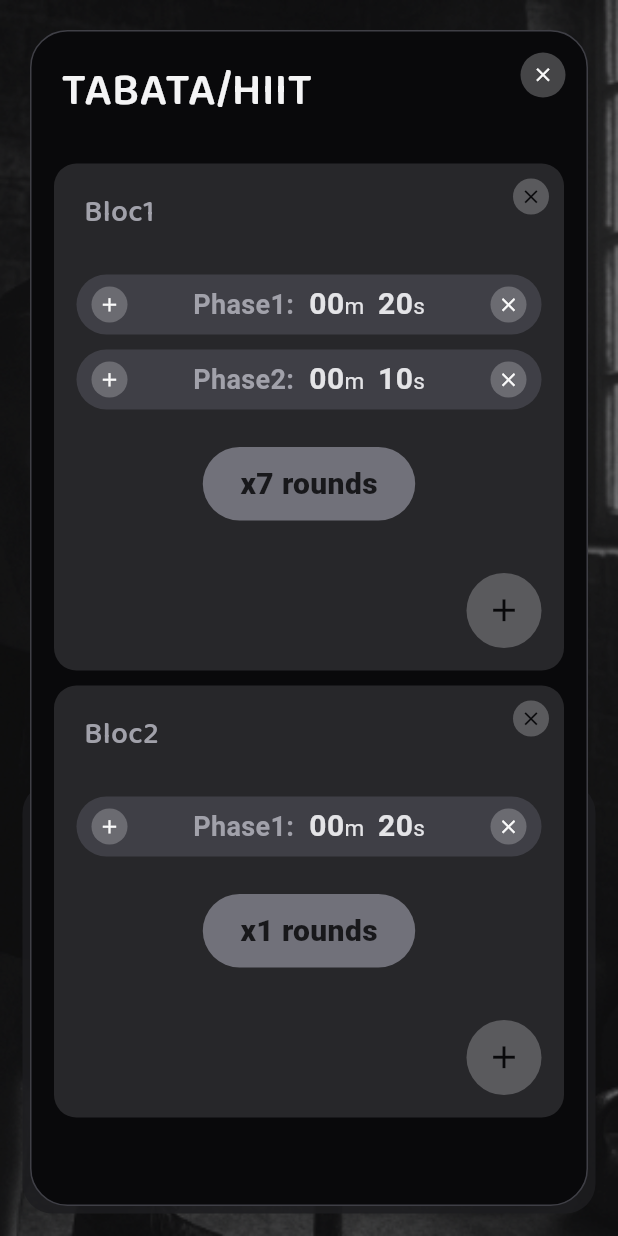
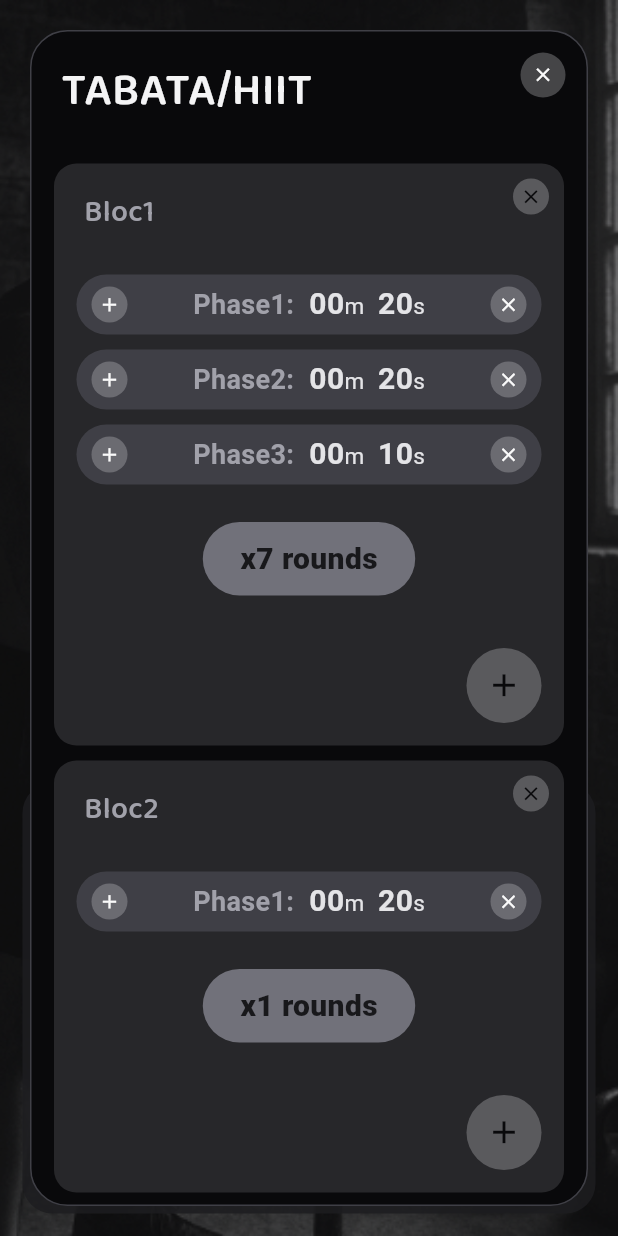
Before and after one commit to afekhar/hiitimer, a Flutter app: the screen it shows after launch, after a tap on "TABATA/HIIT", after a tap on the "add" icon, on a phone screen of 412 x 824 dp. Run offline on Flutter 3.47's test engine with Material 3 defaults, Android fonts, the phone set to English and light mode, and no system bars; our stand-ins replace audioplayers, wakelock_plus.

Commit message:
Add/remove phases

```diff
--- a/lib/main.dart
+++ b/lib/main.dart
@@ -16,7 +16,7 @@ class MyApp extends StatelessWidget {
     return MaterialApp(
       title: 'HIITimer',
       debugShowCheckedModeBanner: false,
-      theme: darkTheme,
+      theme: lightTheme,
       home: const Home(),
     );
   }
--- a/lib/timer_config_block.dart
+++ b/lib/timer_config_block.dart
@@ -1,4 +1,4 @@
-
+import 'dart:developer';
 import 'package:flutter/material.dart';
 
 import 'package:hiitimer/theme.dart';
@@ -6,11 +6,63 @@ import 'package:hiitimer/timer_config_phase.dart';
 import 'package:hiitimer/timer_config_rounds.dart';
 import 'package:hiitimer/workout_config.dart';
 
-class TimerConfigBlock extends StatelessWidget {
+class TimerConfigBlock extends StatefulWidget {
   const TimerConfigBlock({super.key, required this.index, required this.block});
 
   final int index;
   final TimerBlock block;
+
+  @override
+  State<TimerConfigBlock> createState() => _TimerConfigBlockState();
+}
+
+class _TimerConfigBlockState extends State<TimerConfigBlock> {
+  List<int> _phases = [];
+
+  @override
+  void initState() {
+    super.initState();
+
+    _phases = [...widget.block.phases];
+  }
+
+  removePhase(int index, BuildContext context) {
+    if (_phases.length > 1) {
+     setState(() {
+       _phases = _phases.asMap().entries.where((entry) => entry.key != index).map((entry) => entry.value).toList();
+     });
+    }
+    else {
+      showDialog(
+        context: context,
+        builder: (context) => AlertDialog(
+          title: const Text("Suppression impossible"),
+          content: const Text(
+            "Un bloc doit contenir au moins une phase. "
+            "Vous ne pouvez pas supprimer la dernière phase.",
+          ),
+          actions: [
+            TextButton(
+              onPressed: () => Navigator.of(context).pop(),
+              child: const Text("OK"),
+            ),
+          ],
+        ),
+      );
+    }
+  }
+
+  addPhase(int index) {
+    final phase = _phases.asMap().entries.where((entry) => entry.key == index).first.value;
+
+    setState(() {
+      _phases = [
+        ..._phases.sublist(0,index+1),
+        phase,
+        ..._phases.sublist(index+1)
+      ];
+    });
+  }
 
   @override
   Widget build(BuildContext context) {
@@ -28,7 +80,7 @@ class TimerConfigBlock extends StatelessWidget {
               Padding(
                 padding: const EdgeInsets.all(20.0),
                 child: Text(
-                  'Bloc${index + 1}',
+                  'Bloc${widget.index + 1}',
                   style: TextStyle(
                     fontFamily: 'BalooTamma2',
                     fontSize: 20.0,
@@ -37,14 +89,19 @@ class TimerConfigBlock extends StatelessWidget {
                   ),
                 ),
               ),
-              ...block.phases.asMap().entries.map((entry) {
-                return TimerConfigPhase(index: entry.key, count: entry.value);
+              ..._phases.asMap().entries.map((entry) {
+                return TimerConfigPhase(
+                  index: entry.key,
+                  count: entry.value,
+                  onAddPhase: addPhase,
+                  onRemovePhase: (index) => removePhase(index, context),
+                );
               }),
               Padding(
                 padding: const EdgeInsets.all(20.0),
                 child: Center(
                   child: TimerConfigRounds(
-                    rounds: block.rounds,
+                    rounds: widget.block.rounds,
                   ),
                 ),
               ),
--- a/lib/timer_config_phase.dart
+++ b/lib/timer_config_phase.dart
@@ -4,10 +4,12 @@ import 'package:flutter/material.dart';
 import 'package:hiitimer/theme.dart';
 
 class TimerConfigPhase extends StatelessWidget {
-  const TimerConfigPhase({super.key, required this.index, required this.count});
+  const TimerConfigPhase({super.key, required this.index, required this.count, required this.onAddPhase, required this.onRemovePhase});
 
   final int index;
   final int count;
+  final Function(int index) onAddPhase;
+  final Function(int index) onRemovePhase;
 
   @override
   Widget build(BuildContext context) {
@@ -33,7 +35,7 @@ class TimerConfigPhase extends StatelessWidget {
                 radius: 12,
                 backgroundColor: primary300.withAlpha(75),
                 child: IconButton(
-                  onPressed: () {},
+                  onPressed: () => onAddPhase(index),
                   icon: const Icon(
                     Icons.add,
                     size: 15.0,
@@ -113,7 +115,7 @@ class TimerConfigPhase extends StatelessWidget {
                 radius: 12,
                 backgroundColor: primary300.withAlpha(75),
                 child: IconButton(
-                  onPressed: () {},
+                  onPressed: () => onRemovePhase(index),
                   icon: const Icon(
                     Icons.close,
                     size: 15.0,
```
